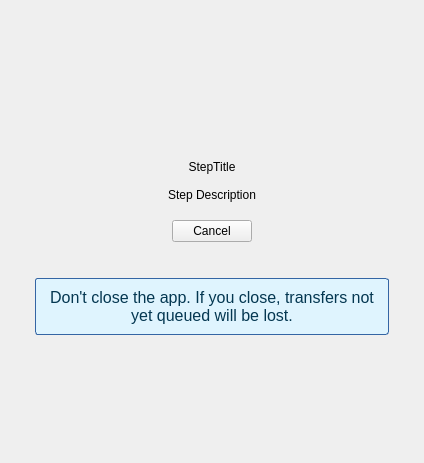
Qt form src/MEGASync/gui/linux/ScanningWidget.ui (meganz/MEGAsync) before a commit.
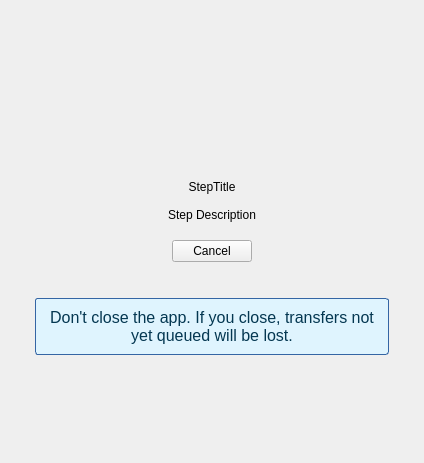
The same form after that commit.

Commit message: SNC-4811: Fix scanning animation height.

What changed in the file:
```diff
--- a/src/MEGASync/gui/linux/ScanningWidget.ui
+++ b/src/MEGASync/gui/linux/ScanningWidget.ui
@@ -44,6 +44,12 @@
      </item>
      <item>
       <widget class="QLabel" name="lAnimation">
+       <property name="minimumSize">
+        <size>
+         <width>0</width>
+         <height>128</height>
+        </size>
+       </property>
        <property name="text">
         <string/>
        </property>
@@ -178,7 +184,7 @@
       <enum>Qt::Vertical</enum>
      </property>
      <property name="sizeType">
-      <enum>QSizePolicy::Fixed</enum>
+      <enum>QSizePolicy::Minimum</enum>
      </property>
      <property name="sizeHint" stdset="0">
       <size>
```
The commit also changes 4 other files.
